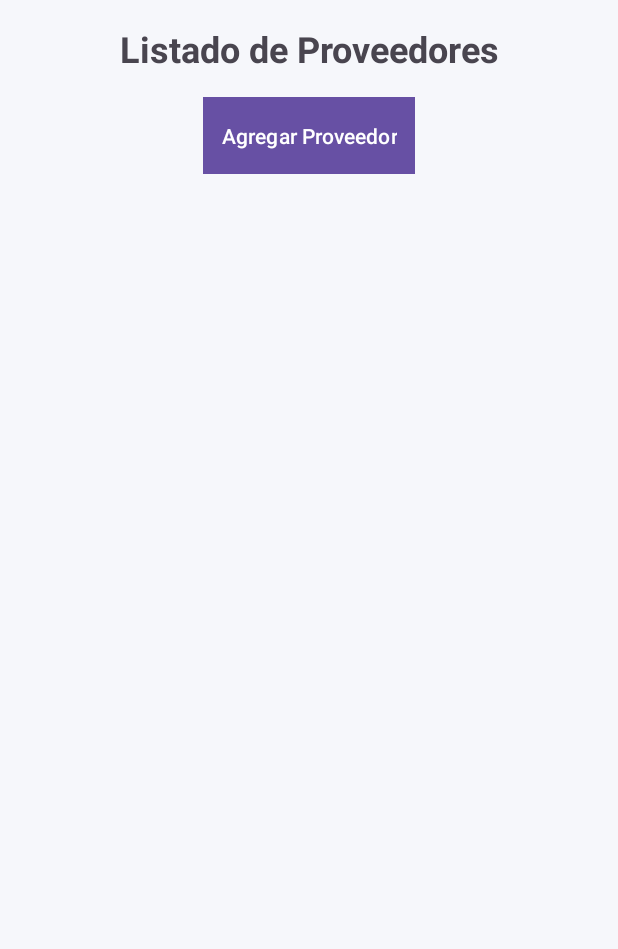
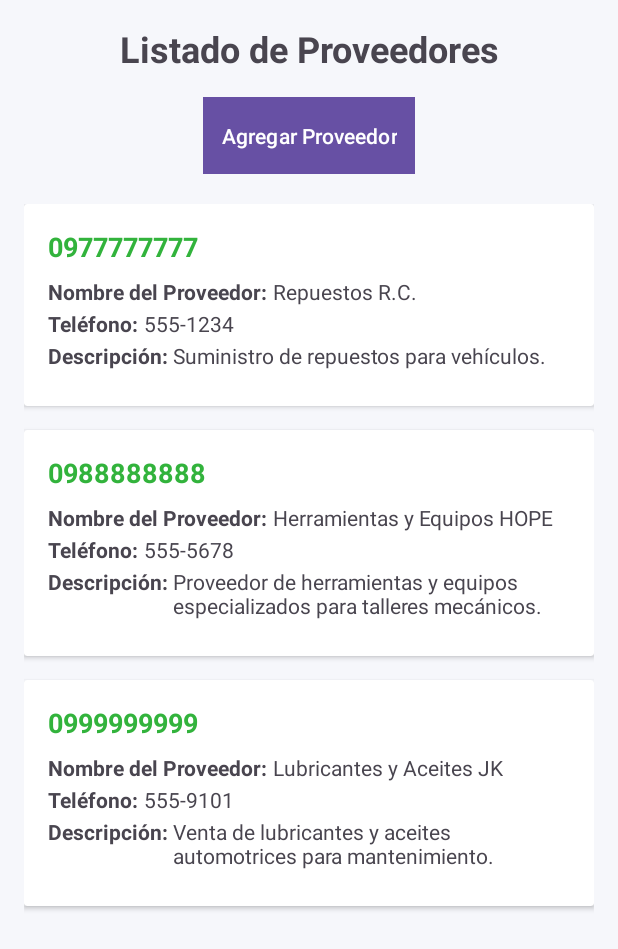
Before and after one commit to Winareku/POO-P1-G03_FixMyRide, an Android app: the ProveedoresActivity screen opened directly, with no data from a screen before it, on a phone screen of 412 x 824 dp. Shown: the top 949 px of the screen. Run offline under Robolectric (Android 15) with nearby library versions, the phone set to English and light mode, and no system bars.

Commit message:
Cambios, arrays y administrar proveedores

```diff
--- a/Proyecto_Android/FixMyRide_Android/app/src/main/java/poo/espol/fixmyride/ProveedorAdapter.java
+++ b/Proyecto_Android/FixMyRide_Android/app/src/main/java/poo/espol/fixmyride/ProveedorAdapter.java
@@ -26,10 +26,10 @@ public class ProveedorAdapter extends RecyclerView.Adapter<ProveedorAdapter.Prov
     @Override
     public void onBindViewHolder(@NonNull ProveedorViewHolder holder, int position) {
         Proveedor proveedor = proveedores.get(position);
-        holder.tvIdentificacion.setText("Identificación: " + proveedor.identificacion);
-        holder.tvNombre.setText("Nombre del Proveedor: " + proveedor.nombre);
-        holder.tvTelefono.setText("Teléfono: " + proveedor.telefono);
-        holder.tvDescripcion.setText("Descripción: " + proveedor.descripcion);
+        holder.tvIdentificacion.setText(proveedor.identificacion);
+        holder.tvNombre.setText(proveedor.nombre);
+        holder.tvTelefono.setText(proveedor.telefono);
+        holder.tvDescripcion.setText(proveedor.descripcion);
     }
 
     @Override
--- a/Proyecto_Android/FixMyRide_Android/app/src/main/java/poo/espol/fixmyride/ProveedoresActivity.java
+++ b/Proyecto_Android/FixMyRide_Android/app/src/main/java/poo/espol/fixmyride/ProveedoresActivity.java
@@ -10,11 +10,12 @@ import androidx.appcompat.app.AppCompatActivity;
 import androidx.recyclerview.widget.LinearLayoutManager;
 import androidx.recyclerview.widget.RecyclerView;
 import java.util.ArrayList;
+import java.util.Arrays;
 import java.util.List;
 
 public class ProveedoresActivity extends AppCompatActivity {
 
-    private List<Proveedor> proveedores = new ArrayList<>();
+    private List<Proveedor> proveedores;
     private ProveedorAdapter proveedorAdapter;
 
     @Override
@@ -22,16 +23,22 @@ public class ProveedoresActivity extends AppCompatActivity {
         super.onCreate(savedInstanceState);
         setContentView(R.layout.activity_proveedores);
 
+        // Inicializa con 3 proveedores por defecto
+        proveedores = new ArrayList<>(Arrays.asList(
+                new Proveedor("0977777777", "Repuestos R.C.", "555-1234", "Suministro de repuestos para vehículos."),
+                new Proveedor("0988888888", "Herramientas y Equipos HOPE", "555-5678", "Proveedor de herramientas y equipos especializados para talleres mecánicos."),
+                new Proveedor("0999999999", "Lubricantes y Aceites JK", "555-9101", "Venta de lubricantes y aceites automotrices para mantenimiento.")
+        ));
+
         RecyclerView rvProveedores = findViewById(R.id.rvProveedores);
         rvProveedores.setLayoutManager(new LinearLayoutManager(this));
-
         proveedorAdapter = new ProveedorAdapter(proveedores);
         rvProveedores.setAdapter(proveedorAdapter);
 
-        Button btnAgregar = findViewById(R.id.btnAgregarProveedor);
-        btnAgregar.setOnClickListener(new View.OnClickListener() {
+        Button btnAgregarProveedor = findViewById(R.id.btnAgregarProveedor);
+        btnAgregarProveedor.setOnClickListener(new View.OnClickListener() {
             @Override
-            public void onClick(View view) {
+            public void onClick(View v) {
                 mostrarDialogoAgregarProveedor();
             }
         });
--- a/Proyecto_Android/FixMyRide_Android/app/src/main/res/layout/activity_main.xml
+++ b/Proyecto_Android/FixMyRide_Android/app/src/main/res/layout/activity_main.xml
@@ -145,7 +145,6 @@
             android:text="Reporte de atenciones por técnico"
             android:textSize="14sp"
             android:textStyle="bold" />
-
     </GridLayout>
 
 </androidx.constraintlayout.widget.ConstraintLayout>
--- a/Proyecto_Android/FixMyRide_Android/app/src/main/res/layout/item_proveedor.xml
+++ b/Proyecto_Android/FixMyRide_Android/app/src/main/res/layout/item_proveedor.xml
@@ -17,7 +17,6 @@
             android:id="@+id/tvIdentificacion"
             android:layout_width="wrap_content"
             android:layout_height="wrap_content"
-            android:text="Identificación: 1234567890"
             android:textColor="#32B33C"
             android:textSize="18sp"
             android:textStyle="bold"
@@ -37,8 +36,7 @@
             <TextView
                 android:id="@+id/tvNombre"
                 android:layout_width="wrap_content"
-                android:layout_height="wrap_content"
-                android:text="Repuestos Automotrices S.A."/>
+                android:layout_height="wrap_content"/>
         </LinearLayout>
 
         <!-- Teléfono -->
@@ -55,8 +53,7 @@
             <TextView
                 android:id="@+id/tvTelefono"
                 android:layout_width="wrap_content"
-                android:layout_height="wrap_content"
-                android:text="555-1234"/>
+                android:layout_height="wrap_content"/>
         </LinearLayout>
 
         <!-- Descripción -->
@@ -73,8 +70,7 @@
             <TextView
                 android:id="@+id/tvDescripcion"
                 android:layout_width="wrap_content"
-                android:layout_height="wrap_content"
-                android:text="Suministro de repuestos y accesorios para vehículos."/>
+                android:layout_height="wrap_content"/>
         </LinearLayout>
 
     </LinearLayout>
```
Also changed, not shown: Proyecto_Android/FixMyRide_Android/app/src/main/java/poo/espol/fixmyride/ClientesActivity.java (+40 -26 lines), Proyecto_Android/FixMyRide_Android/app/src/main/java/poo/espol/fixmyride/MainActivity.java (+9 -0 lines), Proyecto_Android/FixMyRide_Android/app/src/main/java/poo/espol/fixmyride/Servicio.java (+5 -5 lines), Proyecto_Android/FixMyRide_Android/app/src/main/res/layout/dialog_agregar_cliente.xml (+22 -17 lines).
